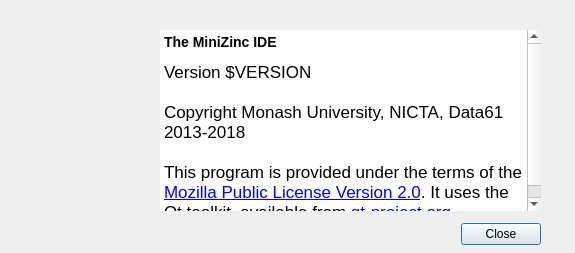
Old version of the form MiniZincIDE/aboutdialog.ui in the repository MiniZinc/MiniZincIDE.
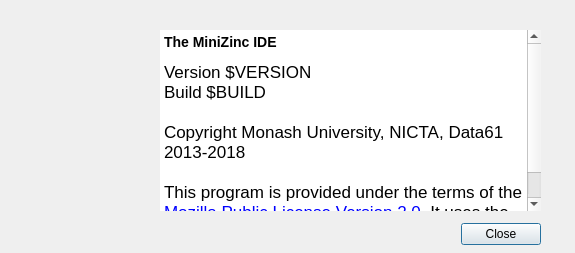
New version of the form. Icons and pictures are not drawn.

Commit message: Add build number to the about window

```diff
--- a/MiniZincIDE/aboutdialog.ui
+++ b/MiniZincIDE/aboutdialog.ui
@@ -60,6 +60,7 @@
 &lt;/style&gt;&lt;/head&gt;&lt;body style=&quot; font-family:'.SF NS Text'; font-size:13pt; font-weight:400; font-style:normal;&quot;&gt;
 &lt;p style=&quot; margin-top:14px; margin-bottom:12px; margin-left:0px; margin-right:0px; -qt-block-indent:0; text-indent:0px;&quot;&gt;&lt;span style=&quot; font-family:'.Lucida Grande UI'; font-size:large; font-weight:600;&quot;&gt;The MiniZinc IDE&lt;/span&gt;&lt;/p&gt;
 &lt;p style=&quot; margin-top:0px; margin-bottom:0px; margin-left:0px; margin-right:0px; -qt-block-indent:0; text-indent:0px;&quot;&gt;&lt;span style=&quot; font-family:'.Lucida Grande UI';&quot;&gt;Version $VERSION&lt;/span&gt;&lt;/p&gt;
+&lt;p style=&quot; margin-top:0px; margin-bottom:0px; margin-left:0px; margin-right:0px; -qt-block-indent:0; text-indent:0px;&quot;&gt;&lt;span style=&quot; font-family:'.Lucida Grande UI';&quot;&gt;Build $BUILD&lt;/span&gt;&lt;/p&gt;
 &lt;p style=&quot; margin-top:0px; margin-bottom:0px; margin-left:0px; margin-right:0px; -qt-block-indent:0; text-indent:0px;&quot;&gt;&lt;span style=&quot; font-family:'.Lucida Grande UI';&quot;&gt;&lt;br /&gt;Copyright Monash University, NICTA, Data61 2013-2018&lt;/span&gt;&lt;/p&gt;
 &lt;p style=&quot;-qt-paragraph-type:empty; margin-top:0px; margin-bottom:0px; margin-left:0px; margin-right:0px; -qt-block-indent:0; text-indent:0px; font-family:'.Lucida Grande UI';&quot;&gt;&lt;br /&gt;&lt;/p&gt;
 &lt;p style=&quot; margin-top:0px; margin-bottom:0px; margin-left:0px; margin-right:0px; -qt-block-indent:0; text-indent:0px;&quot;&gt;&lt;span style=&quot; font-family:'.Lucida Grande UI';&quot;&gt;This program is provided under the terms of the &lt;/span&gt;&lt;a href=&quot;http://www.minizinc.org/2.0/LICENSE.txt&quot;&gt;&lt;span style=&quot; font-family:'.Lucida Grande UI'; text-decoration: underline; color:#0000ff;&quot;&gt;Mozilla Public License Version 2.0&lt;/span&gt;&lt;/a&gt;&lt;span style=&quot; font-family:'.Lucida Grande UI';&quot;&gt;. It uses the Qt toolkit, available from &lt;/span&gt;&lt;a href=&quot;http://qt-project.org&quot;&gt;&lt;span style=&quot; font-family:'.Lucida Grande UI'; text-decoration: underline; color:#0000ff;&quot;&gt;qt-project.org&lt;/span&gt;&lt;/a&gt;&lt;span style=&quot; font-family:'.Lucida Grande UI';&quot;&gt;. &lt;/span&gt;&lt;/p&gt;&lt;/body&gt;&lt;/html&gt;</string>
```
The commit also changes 2 other files.
